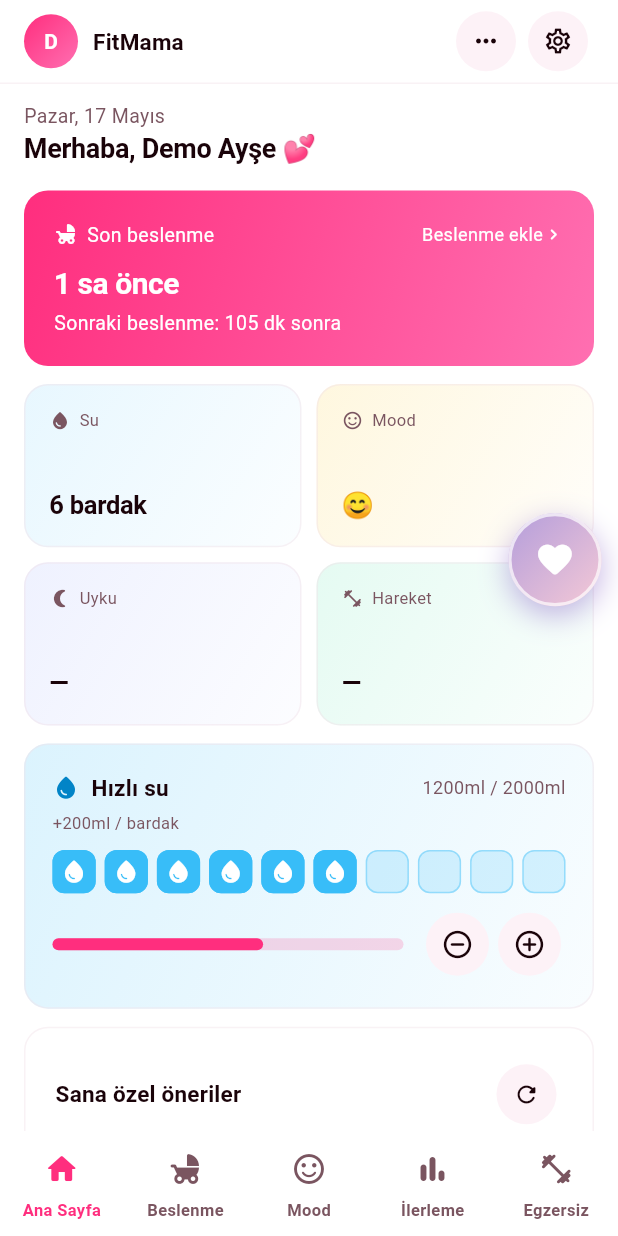
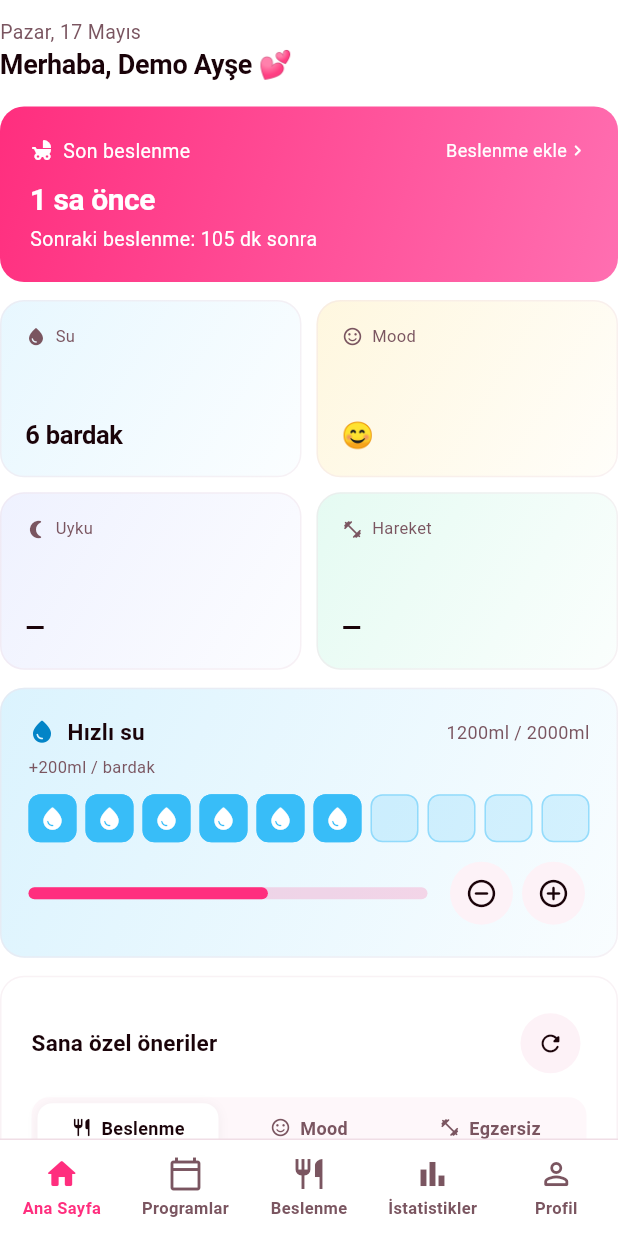
Before and after one commit to Batuhan4/fitmama, a Flutter app: the screen it shows after launch, after a tap on "Eşleşme kodunu gir", after a tap on "Vazgeç", after a tap on "Demo modu ile gir", on a phone screen of 412 x 824 dp. Run offline on Flutter 3.47's test engine with Material 3 defaults, Android fonts, the phone set to English and light mode, and no system bars; our stand-ins replace cloud_firestore, firebase_auth, firebase_core, fl_chart, flutter_local_notifications, go_router and 5 more; missing offline and left inert: home_widget; accounts and stored records are empty; Roboto replaces fonts that are missing (SF Pro Display, SF Pro Text).

Commit message:
feat(shell): 5-tab nav (Home / Programs / Nutrition / Stats / Profile)
- Pink-on-white NavigationBar with active state for current route
- FitmamaTopBar with logo, notification, search, custom action slot
- Removed overlapping chatbot bubble overlay

Co-Authored-By: Claude Opus 4.7 (1M context) <noreply@anthropic.com>

```diff
--- a/lib/ui/features/shell/app_shell.dart
+++ b/lib/ui/features/shell/app_shell.dart
@@ -3,9 +3,9 @@ import 'package:go_router/go_router.dart';
 
 import '../../../data/repositories/app_repository.dart';
 import '../../../l10n/generated/app_localizations.dart';
-import '../../core/widgets/chatbot_bubble.dart';
-import 'top_bar.dart';
 
+/// FitMama 5-tab shell. Tabs: Ana Sayfa, Programlar, Beslenme, İstatistikler,
+/// Profil. Each screen owns its own header (logo / search / actions).
 class AppShellScaffold extends StatelessWidget {
   const AppShellScaffold({
     super.key,
@@ -19,11 +19,28 @@ class AppShellScaffold extends StatelessWidget {
   final String location;
 
   static const _tabs = <_BottomTab>[
-    _BottomTab('/dashboard', Icons.home_rounded, _LabelKey.dashboard),
-    _BottomTab('/feeding', Icons.child_friendly_rounded, _LabelKey.feeding),
-    _BottomTab('/mood', Icons.sentiment_satisfied_rounded, _LabelKey.mood),
-    _BottomTab('/progress', Icons.bar_chart_rounded, _LabelKey.progress),
-    _BottomTab('/exercise', Icons.fitness_center_rounded, _LabelKey.exercise),
+    _BottomTab('/home', Icons.home_outlined, Icons.home_rounded,
+        _LabelKey.home),
+    _BottomTab(
+        '/programs',
+        Icons.calendar_today_outlined,
+        Icons.calendar_today_rounded,
+        _LabelKey.programs),
+    _BottomTab(
+        '/nutrition',
+        Icons.restaurant_outlined,
+        Icons.restaurant_rounded,
+        _LabelKey.nutrition),
+    _BottomTab(
+        '/stats',
+        Icons.bar_chart_outlined,
+        Icons.bar_chart_rounded,
+        _LabelKey.stats),
+    _BottomTab(
+        '/profile',
+        Icons.person_outline_rounded,
+        Icons.person_rounded,
+        _LabelKey.profile),
   ];
 
   int get _currentIndex {
@@ -37,103 +54,83 @@ class AppShellScaffold extends StatelessWidget {
   @override
   Widget build(BuildContext context) {
     final t = AppLocalizations.of(context);
-    final showSettings = location == '/dashboard';
+    final scheme = Theme.of(context).colorScheme;
+    final selected = _currentIndex;
     return Scaffold(
-      appBar: MomriseTopBar(
-        repository: repository,
-        title: _titleFor(location, t),
-        showSettings: showSettings,
-      ),
-      body: ChatbotOverlay(
+      body: child,
+      bottomNavigationBar: Container(
+        decoration: BoxDecoration(
+          color: scheme.surface,
+          border: Border(
+            top: BorderSide(color: scheme.outline, width: 1),
+          ),
+        ),
         child: SafeArea(
           top: false,
-          bottom: false,
-          child: Center(
-            child: ConstrainedBox(
-              constraints: const BoxConstraints(maxWidth: 600),
-              child: Padding(
-                padding: const EdgeInsets.symmetric(horizontal: 16),
-                child: child,
-              ),
+          child: SizedBox(
+            height: 64,
+            child: Row(
+              children: List.generate(_tabs.length, (i) {
+                final tab = _tabs[i];
+                final isSelected = i == selected;
+                return Expanded(
+                  child: InkWell(
+                    onTap: () => context.go(tab.path),
+                    child: Column(
+                      mainAxisAlignment: MainAxisAlignment.center,
+                      children: [
+                        Icon(
+                          isSelected ? tab.iconActive : tab.icon,
+                          size: 24,
+                          color: isSelected
+                              ? scheme.primary
+                              : scheme.onSurfaceVariant,
+                        ),
+                        const SizedBox(height: 4),
+                        Text(
+                          _label(tab.label, t),
+                          style: TextStyle(
+                            fontSize: 11,
+                            fontWeight: FontWeight.w600,
+                            color: isSelected
+                                ? scheme.primary
+                                : scheme.onSurfaceVariant,
+                          ),
+                        ),
+                      ],
+                    ),
+                  ),
+                );
+              }),
             ),
           ),
         ),
-      ),
-      bottomNavigationBar: NavigationBar(
-        selectedIndex: _currentIndex,
-        onDestinationSelected: (i) {
-          context.go(_tabs[i].path);
-        },
-        destinations: _tabs
-            .map((tab) => NavigationDestination(
-                  icon: Icon(tab.icon),
-                  label: _label(tab.label, t),
-                ))
-            .toList(),
       ),
     );
   }
 
   static String _label(_LabelKey key, AppLocalizations t) {
     switch (key) {
-      case _LabelKey.dashboard:
-        return t.navDashboard;
-      case _LabelKey.feeding:
-        return t.navFeeding;
-      case _LabelKey.mood:
-        return t.navMood;
-      case _LabelKey.progress:
-        return t.navProgress;
-      case _LabelKey.exercise:
-        return t.navExercise;
-    }
-  }
-
-  static String? _titleFor(String location, AppLocalizations t) {
-    switch (location) {
-      case '/dashboard':
-        return null;
-      case '/feeding':
-        return t.feedTitle;
-      case '/mood':
-        return t.moodTitle;
-      case '/sleep':
-        return t.sleepTitle;
-      case '/exercise':
-        return t.exTitle;
-      case '/breathing':
-        return t.breathTitle;
-      case '/nutrition':
-        return t.nutTitle;
-      case '/videos':
-        return t.vidTitle;
-      case '/community':
-        return t.comTitle;
-      case '/progress':
-        return t.progTitle;
-      case '/reminders':
-        return t.remTitle;
-      case '/settings':
-        return t.setTitle;
-      case '/more':
-        return t.navMore;
-      case '/recovery':
-        return t.recoveryTitle;
-      case '/milestones':
-        return t.milestoneTitle;
-      case '/kegel':
-        return t.kegelTitle;
-      default:
-        return null;
+      case _LabelKey.home:
+        return t.tabHome;
+      case _LabelKey.programs:
+        return t.tabPrograms;
+      case _LabelKey.nutrition:
+        return t.tabNutrition;
+      case _LabelKey.stats:
+        return t.tabStats;
+      case _LabelKey.profile:
+        return t.tabProfile;
     }
   }
 }
 
 class _BottomTab {
-  const _BottomTab(this.path, this.icon, this.label);
+  const _BottomTab(this.path, this.icon, this.iconActive, this.label);
   final String path;
   final IconData icon;
+  final IconData iconActive;
   final _LabelKey label;
 }
 
-enum _LabelKey { dashboard, feeding, mood, progress, exercise }
+enum _LabelKey { home, programs, nutrition, stats, profile }
--- a/lib/ui/features/shell/top_bar.dart
+++ b/lib/ui/features/shell/top_bar.dart
@@ -2,97 +2,141 @@ import 'package:flutter/material.dart';
 import 'package:go_router/go_router.dart';
 
 import '../../../data/repositories/app_repository.dart';
-import '../../../l10n/generated/app_localizations.dart';
+import '../../core/theme/app_theme.dart';
+import '../../core/widgets/fitmama_logo.dart';
 
-class MomriseTopBar extends StatelessWidget implements PreferredSizeWidget {
-  const MomriseTopBar({
+/// FitMama unified top bar. Used inside each tab screen so individual pages
+/// can supply their own trailing actions (search / notification / settings).
+class FitmamaTopBar extends StatelessWidget {
+  const FitmamaTopBar({
     super.key,
     required this.repository,
-    this.title,
-    this.showSettings = false,
-    this.showLanguageToggle = true,
+    this.actions = const [],
+    this.showAvatar = false,
+    this.padding = const EdgeInsets.fromLTRB(20, 12, 20, 12),
   });
 
   final AppRepository repository;
-  final String? title;
-  final bool showSettings;
-  final bool showLanguageToggle;
-
-  @override
-  Size get preferredSize => const Size.fromHeight(56);
+  final List<Widget> actions;
+  final bool showAvatar;
+  final EdgeInsetsGeometry padding;
 
   @override
   Widget build(BuildContext context) {
-    final t = AppLocalizations.of(context);
+    final children = <Widget>[
+      const FitmamaLogo(size: FitmamaLogoSize.medium),
+      const Spacer(),
+      ...actions.map(
+        (w) => Padding(padding: const EdgeInsets.only(left: 8), child: w),
+      ),
+      if (showAvatar) ...[
+        const SizedBox(width: 8),
+        InkWell(
+          onTap: () => context.go('/profile'),
+          customBorder: const CircleBorder(),
+          child: _Avatar(repository: repository),
+        ),
+      ],
+    ];
+    return SafeArea(
+      bottom: false,
+      child: Padding(
+        padding: padding,
+        child: Row(children: children),
+      ),
+    );
+  }
+}
+
+class _Avatar extends StatelessWidget {
+  const _Avatar({required this.repository});
+  final AppRepository repository;
+
+  @override
+  Widget build(BuildContext context) {
     final scheme = Theme.of(context).colorScheme;
-    final displayTitle = title ?? t.appName;
-    return Material(
-      color: Theme.of(context).scaffoldBackgroundColor.withValues(alpha: 0.92),
-      child: SafeArea(
-        bottom: false,
-        child: Container(
-          height: 56,
-          padding: const EdgeInsets.symmetric(horizontal: 16),
-          decoration: BoxDecoration(
-            border: Border(
-              bottom: BorderSide(
-                color: scheme.outline.withValues(alpha: 0.4),
-              ),
-            ),
-          ),
-          child: Row(
-            children: [
-              InkWell(
-                customBorder: const CircleBorder(),
-                onTap: () => context.push('/settings'),
-                child: Container(
-                  width: 36,
-                  height: 36,
+    final name = repository.profile?.name ?? '';
+    final letter = name.isNotEmpty ? name[0].toUpperCase() : 'F';
+    return Container(
+      width: 40,
+      height: 40,
       decoration: BoxDecoration(
         shape: BoxShape.circle,
-                    gradient: LinearGradient(
-                      colors: [scheme.primary, scheme.secondary],
+        gradient: const LinearGradient(
+          colors: [AppPalette.primary, AppPalette.primarySoft],
           begin: Alignment.topLeft,
           end: Alignment.bottomRight,
         ),
+        border: Border.all(color: scheme.surface, width: 2),
       ),
       alignment: Alignment.center,
       child: Text(
-                    (repository.profile?.name.isNotEmpty == true
-                            ? repository.profile!.name[0]
-                            : '🌸')
-                        .toUpperCase(),
-                    style: TextStyle(
-                      color: scheme.onPrimary,
+        letter,
+        style: const TextStyle(
+          color: Colors.white,
           fontWeight: FontWeight.w700,
-                      fontSize: 14,
-                    ),
-                  ),
-                ),
-              ),
-              const SizedBox(width: 10),
-              Expanded(
-                child: Text(
-                  displayTitle,
-                  style: Theme.of(context).textTheme.titleMedium,
-                  overflow: TextOverflow.ellipsis,
-                ),
-              ),
-              IconButton(
-                tooltip: t.navMore,
-                onPressed: () => context.push('/more'),
-                icon: const Icon(Icons.more_horiz_rounded, size: 20),
-              ),
-              if (showSettings)
-                IconButton(
-                  tooltip: t.navSettings,
-                  onPressed: () => context.push('/settings'),
-                  icon: const Icon(Icons.settings_outlined, size: 20),
-                ),
-            ],
-          ),
+          fontSize: 16,
         ),
       ),
     );
   }
 }
+
+/// Pill-shaped icon button used in headers. Pink-fill variant for primary
+/// search / filter; tonal variant for notification etc.
+class HeaderIconButton extends StatelessWidget {
+  const HeaderIconButton({
+    super.key,
+    required this.icon,
+    required this.onTap,
+    this.filled = false,
+    this.badge = false,
+    this.tooltip,
+  });
+
+  final IconData icon;
+  final VoidCallback onTap;
+  final bool filled;
+  final bool badge;
+  final String? tooltip;
+
+  @override
+  Widget build(BuildContext context) {
+    final scheme = Theme.of(context).colorScheme;
+    final bg = filled
+        ? scheme.primary
+        : Theme.of(context).brightness == Brightness.dark
+            ? AppPalette.darkSurfaceRaised
+            : AppPalette.lightSurfaceRaised;
+    final fg = filled ? Colors.white : scheme.onSurface;
+    final btn = InkWell(
+      onTap: onTap,
+      customBorder: const CircleBorder(),
+      child: Container(
+        width: 40,
+        height: 40,
+        decoration: BoxDecoration(shape: BoxShape.circle, color: bg),
+        child: Stack(
+          children: [
+            Center(child: Icon(icon, size: 20, color: fg)),
+            if (badge)
+              Positioned(
+                top: 8,
+                right: 9,
+                child: Container(
+                  width: 9,
+                  height: 9,
+                  decoration: BoxDecoration(
+                    shape: BoxShape.circle,
+                    color: scheme.primary,
+                    border: Border.all(color: bg, width: 2),
+                  ),
+                ),
+              ),
+          ],
+        ),
+      ),
+    );
+    return tooltip != null ? Tooltip(message: tooltip!, child: btn) : btn;
+  }
+}
```
Lines whose indentation alone changed are shown as unchanged.
